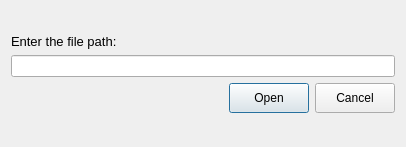
Old version of the form GUI/opendialog.ui in the repository Dogiuks/Project.
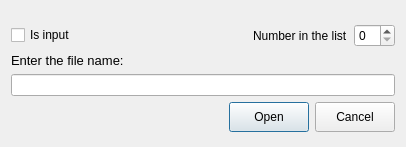
New version of the form.

Diff of the .ui file:
```diff
--- a/GUI/opendialog.ui
+++ b/GUI/opendialog.ui
@@ -27,6 +27,40 @@
      </property>
     </spacer>
    </item>
+   <item>
+    <layout class="QHBoxLayout" name="horizontalLayout_2">
+     <item>
+      <widget class="QCheckBox" name="checkBox">
+       <property name="text">
+        <string>Is input</string>
+       </property>
+      </widget>
+     </item>
+     <item>
+      <spacer name="horizontalSpacer_2">
+       <property name="orientation">
+        <enum>Qt::Horizontal</enum>
+       </property>
+       <property name="sizeHint" stdset="0">
+        <size>
+         <width>40</width>
+         <height>20</height>
+        </size>
+       </property>
+      </spacer>
+     </item>
+     <item>
+      <widget class="QLabel" name="label_2">
+       <property name="text">
+        <string>Number in the list</string>
+       </property>
+      </widget>
+     </item>
+     <item>
+      <widget class="QSpinBox" name="spinBox"/>
+     </item>
+    </layout>
+   </item>
    <item>
     <widget class="QLabel" name="label">
      <property name="font">
@@ -35,7 +69,7 @@
       </font>
      </property>
      <property name="text">
-      <string>Enter the file path:</string>
+      <string>Enter the file name:</string>
      </property>
     </widget>
    </item>
```
